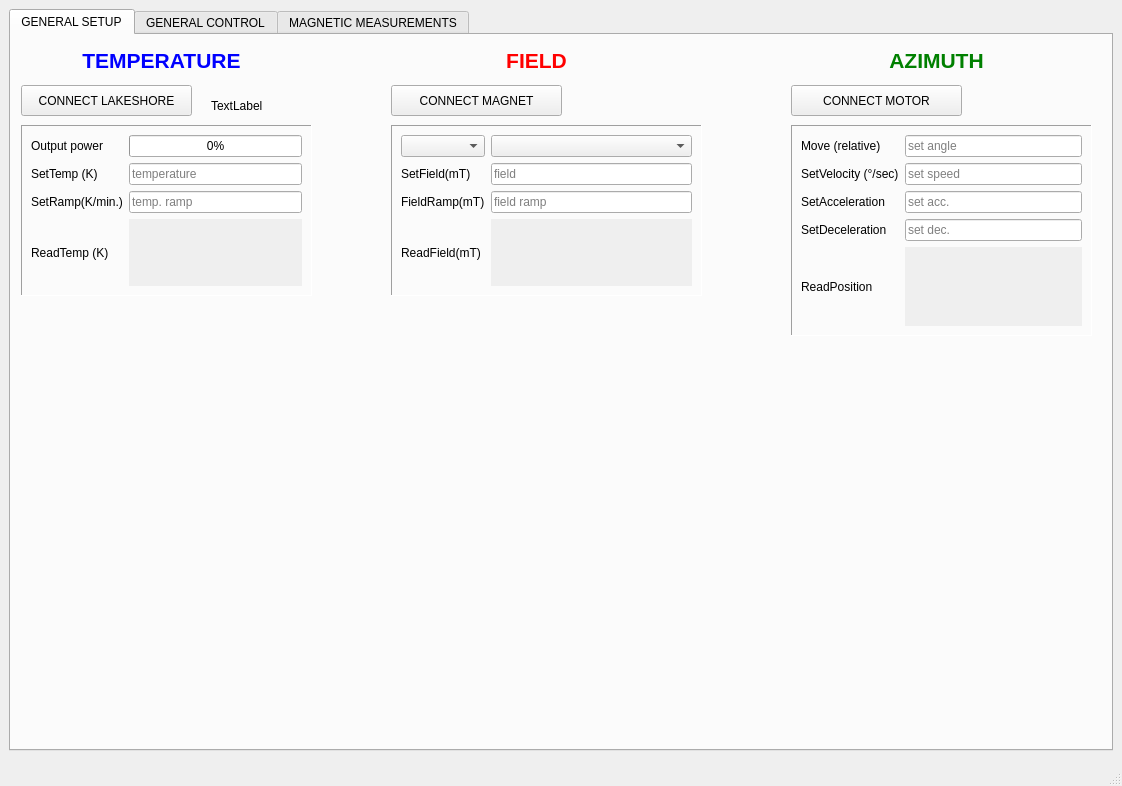
Qt form SolMOKE_GUI.ui (Kensawa94/MOKE_control) before a commit.
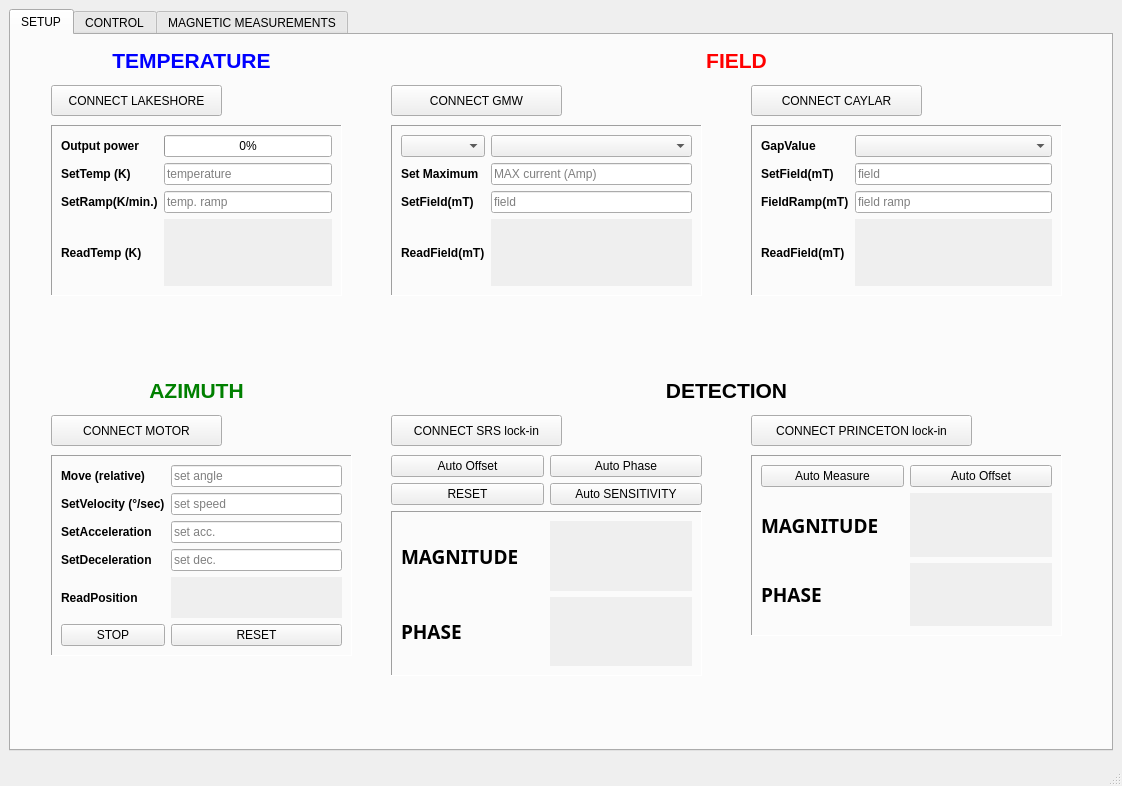
The same form after that commit. Icons and pictures are not drawn. Custom widgets are drawn as their Qt base class.

```diff
--- a/SolMOKE_GUI.ui
+++ b/SolMOKE_GUI.ui
@@ -58,12 +58,12 @@
       </property>
       <widget class="QWidget" name="tab">
        <attribute name="title">
-        <string>GENERAL SETUP</string>
+        <string>SETUP</string>
        </attribute>
        <widget class="QLabel" name="label_6">
         <property name="geometry">
          <rect>
-          <x>60</x>
+          <x>90</x>
           <y>10</y>
           <width>181</width>
           <height>31</height>
@@ -76,7 +76,7 @@
        <widget class="QFrame" name="gridFrame_5">
         <property name="geometry">
          <rect>
-          <x>10</x>
+          <x>40</x>
           <y>90</y>
           <width>291</width>
           <height>171</height>
@@ -94,6 +94,8 @@
            <property name="font">
             <font>
              <pointsize>9</pointsize>
+             <weight>75</weight>
+             <bold>true</bold>
             </font>
            </property>
            <property name="text">
@@ -102,7 +104,15 @@
           </widget>
          </item>
          <item row="5" column="1">
-          <widget class="QLabel" name="readTempLabel_2">
+          <widget class="QLabel" name="readTempSetup">
+           <property name="font">
+            <font>
+             <family>Calibri</family>
+             <pointsize>28</pointsize>
+             <weight>75</weight>
+             <bold>true</bold>
+            </font>
+           </property>
            <property name="autoFillBackground">
             <bool>true</bool>
            </property>
@@ -116,6 +126,8 @@
            <property name="font">
             <font>
              <pointsize>9</pointsize>
+             <weight>75</weight>
+             <bold>true</bold>
             </font>
            </property>
            <property name="text">
@@ -135,6 +147,8 @@
            <property name="font">
             <font>
              <pointsize>9</pointsize>
+             <weight>75</weight>
+             <bold>true</bold>
             </font>
            </property>
            <property name="text">
@@ -157,6 +171,8 @@
            <property name="font">
             <font>
              <pointsize>9</pointsize>
+             <weight>75</weight>
+             <bold>true</bold>
             </font>
            </property>
            <property name="text">
@@ -176,7 +192,7 @@
        <widget class="QPushButton" name="connectLakeshoreBtn">
         <property name="geometry">
          <rect>
-          <x>10</x>
+          <x>40</x>
           <y>50</y>
           <width>171</width>
           <height>31</height>
@@ -189,7 +205,7 @@
        <widget class="QLabel" name="label_16">
         <property name="geometry">
          <rect>
-          <x>460</x>
+          <x>660</x>
           <y>10</y>
           <width>131</width>
           <height>31</height>
@@ -202,8 +218,8 @@
        <widget class="QLabel" name="label_45">
         <property name="geometry">
          <rect>
-          <x>860</x>
-          <y>10</y>
+          <x>120</x>
+          <y>340</y>
           <width>131</width>
           <height>31</height>
          </rect>
@@ -215,10 +231,10 @@
        <widget class="QFrame" name="gridFrame_11">
         <property name="geometry">
          <rect>
-          <x>780</x>
-          <y>90</y>
+          <x>40</x>
+          <y>420</y>
           <width>301</width>
-          <height>211</height>
+          <height>201</height>
          </rect>
         </property>
         <property name="frameShape">
@@ -233,6 +249,8 @@
            <property name="font">
             <font>
              <pointsize>9</pointsize>
+             <weight>75</weight>
+             <bold>true</bold>
             </font>
            </property>
            <property name="text">
@@ -251,7 +269,15 @@
           </widget>
          </item>
          <item row="4" column="1">
-          <widget class="QLabel" name="readPositionLabel_2">
+          <widget class="QLabel" name="readMotPosSetup">
+           <property name="font">
+            <font>
+             <family>Calibri</family>
+             <pointsize>28</pointsize>
+             <weight>75</weight>
+             <bold>true</bold>
+            </font>
+           </property>
            <property name="autoFillBackground">
             <bool>true</bool>
            </property>
@@ -265,6 +291,8 @@
            <property name="font">
             <font>
              <pointsize>9</pointsize>
+             <weight>75</weight>
+             <bold>true</bold>
             </font>
            </property>
            <property name="text">
@@ -287,6 +315,8 @@
            <property name="font">
             <font>
              <pointsize>9</pointsize>
+             <weight>75</weight>
+             <bold>true</bold>
             </font>
            </property>
            <property name="text">
@@ -299,6 +329,8 @@
            <property name="font">
             <font>
              <pointsize>9</pointsize>
+             <weight>75</weight>
+             <bold>true</bold>
             </font>
            </property>
            <property name="text">
@@ -321,6 +353,8 @@
            <property name="font">
             <font>
              <pointsize>9</pointsize>
+             <weight>75</weight>
+             <bold>true</bold>
             </font>
            </property>
            <property name="text">
@@ -341,6 +375,20 @@
            </property>
           </widget>
          </item>
+         <item row="5" column="0">
+          <widget class="QPushButton" name="stopMotSetup">
+           <property name="text">
+            <string>STOP</string>
+           </property>
+          </widget>
+         </item>
+         <item row="5" column="1">
+          <widget class="QPushButton" name="resetMotSetup">
+           <property name="text">
+            <string>RESET</string>
+           </property>
+          </widget>
+         </item>
         </layout>
        </widget>
        <widget class="QPushButton" name="connectMagnetBtn">
@@ -353,14 +401,14 @@
          </rect>
         </property>
         <property name="text">
-         <string>CONNECT MAGNET</string>
+         <string>CONNECT GMW</string>
         </property>
        </widget>
        <widget class="QPushButton" name="connectMotorBtn">
         <property name="geometry">
          <rect>
-          <x>780</x>
-          <y>50</y>
+          <x>40</x>
+          <y>380</y>
           <width>171</width>
           <height>31</height>
          </rect>
@@ -402,8 +450,8 @@
            </property>
           </widget>
          </item>
-         <item row="1" column="1">
-          <widget class="QLineEdit" name="setFieldLine_3">
+         <item row="2" column="1">
+          <widget class="QLineEdit" name="setFieldGMWSetup">
            <property name="placeholderText">
             <string>field</string>
            </property>
@@ -417,6 +465,8 @@
            <property name="font">
             <font>
              <pointsize>9</pointsize>
+             <weight>75</weight>
+             <bold>true</bold>
             </font>
            </property>
            <property name="text">
@@ -424,11 +474,13 @@
            </property>
           </widget>
          </item>
-         <item row="1" column="0">
+         <item row="2" column="0">
           <widget class="QLabel" name="label_18">
            <property name="font">
             <font>
              <pointsize>9</pointsize>
+             <weight>75</weight>
+             <bold>true</bold>
             </font>
            </property>
            <property name="text">
@@ -436,20 +488,65 @@
            </property>
           </widget>
          </item>
-         <item row="2" column="0">
+         <item row="1" column="0">
           <widget class="QLabel" name="label_19">
            <property name="font">
             <font>
              <pointsize>9</pointsize>
+             <weight>75</weight>
+             <bold>true</bold>
             </font>
            </property>
            <property name="text">
-            <string>FieldRamp(mT)</string>
+            <string>Set Maximum</string>
+           </property>
+          </widget>
+         </item>
+         <item row="1" column="1">
+          <widget class="QLineEdit" name="setMaxCurrentGMW">
+           <property name="placeholderText">
+            <string>MAX current (Amp)</string>
+           </property>
+          </widget>
+         </item>
+        </layout>
+       </widget>
+       <widget class="QFrame" name="gridFrame_7">
+        <property name="geometry">
+         <rect>
+          <x>740</x>
+          <y>90</y>
+          <width>311</width>
+          <height>171</height>
+         </rect>
+        </property>
+        <property name="frameShape">
+         <enum>QFrame::Panel</enum>
+        </property>
+        <property name="frameShadow">
+         <enum>QFrame::Sunken</enum>
+        </property>
+        <layout class="QGridLayout" name="gridLayout_10">
+         <item row="3" column="1">
+          <widget class="QLabel" name="readFieldCAYLARSetup">
+           <property name="font">
+            <font>
+             <family>Calibri</family>
+             <pointsize>28</pointsize>
+             <weight>75</weight>
+             <bold>true</bold>
+            </font>
+           </property>
+           <property name="autoFillBackground">
+            <bool>true</bool>
+           </property>
+           <property name="text">
+            <string/>
            </property>
           </widget>
          </item>
          <item row="2" column="1">
-          <widget class="QLineEdit" name="setFieldLine_4">
+          <widget class="QLineEdit" name="setFieldRampCAYLARSetup">
            <property name="text">
             <string/>
            </property>
@@ -458,21 +555,554 @@
            </property>
           </widget>
          </item>
+         <item row="3" column="0">
+          <widget class="QLabel" name="label_20">
+           <property name="font">
+            <font>
+             <pointsize>9</pointsize>
+             <weight>75</weight>
+             <bold>true</bold>
+            </font>
+           </property>
+           <property name="text">
+            <string>ReadField(mT)</string>
+           </property>
+          </widget>
+         </item>
+         <item row="1" column="1">
+          <widget class="QLineEdit" name="setFieldCAYLARSetup">
+           <property name="placeholderText">
+            <string>field</string>
+           </property>
+          </widget>
+         </item>
+         <item row="2" column="0">
+          <widget class="QLabel" name="label_24">
+           <property name="font">
+            <font>
+             <pointsize>9</pointsize>
+             <weight>75</weight>
+             <bold>true</bold>
+            </font>
+           </property>
+           <property name="text">
+            <string>FieldRamp(mT)</string>
+           </property>
+          </widget>
+         </item>
+         <item row="1" column="0">
+          <widget class="QLabel" name="label_21">
+           <property name="font">
+            <font>
+             <pointsize>9</pointsize>
+             <weight>75</weight>
+             <bold>true</bold>
+            </font>
+           </property>
+           <property name="text">
+            <string>SetField(mT)</string>
+           </property>
+          </widget>
+         </item>
+         <item row="0" column="1">
+          <widget class="QComboBox" name="gapValueCAYLARSetup">
+           <property name="statusTip">
+            <string>gap value</string>
+           </property>
+          </widget>
+         </item>
+         <item row="0" column="0">
+          <widget class="QLabel" name="label_27">
+           <property name="font">
+            <font>
+             <pointsize>9</pointsize>
+             <weight>75</weight>
+             <bold>true</bold>
+            </font>
+           </property>
+           <property name="text">
+            <string>GapValue</string>
+           </property>
+          </widget>
+         </item>
         </layout>
        </widget>
-       <widget class="QLabel" name="label_10">
+       <widget class="QPushButton" name="connectCAYLARBtn">
         <property name="geometry">
          <rect>
-          <x>200</x>
-          <y>60</y>
-          <width>65</width>
-          <height>21</height>
+          <x>740</x>
+          <y>50</y>
+          <width>171</width>
+          <height>31</height>
          </rect>
         </property>
         <property name="text">
-         <string>TextLabel</string>
+         <string>CONNECT CAYLAR</string>
         </property>
        </widget>
+       <widget class="QLabel" name="ledLakeshore">
+        <property name="enabled">
+         <bool>false</bool>
+        </property>
+        <property name="geometry">
+         <rect>
+          <x>280</x>
+          <y>50</y>
+          <width>31</width>
+          <height>31</height>
+         </rect>
+        </property>
+        <property name="autoFillBackground">
+         <bool>false</bool>
+        </property>
+        <property name="frameShape">
+         <enum>QFrame::NoFrame</enum>
+        </property>
+        <property name="midLineWidth">
+         <number>0</number>
+        </property>
+        <property name="text">
+         <string/>
+        </property>
+        <property name="pixmap">
+         <pixmap>IMAGES/ledOFF_patrat.png</pixmap>
+        </property>
+        <property name="scaledContents">
+         <bool>true</bool>
+        </property>
+        <property name="margin">
+         <number>0</number>
+        </property>
+       </widget>
+       <widget class="QLabel" name="ledGMW">
+        <property name="enabled">
+         <bool>false</bool>
+        </property>
+        <property name="geometry">
+         <rect>
+          <x>640</x>
+          <y>50</y>
+          <width>31</width>
+          <height>31</height>
+         </rect>
+        </property>
+        <property name="autoFillBackground">
+         <bool>false</bool>
+        </property>
+        <property name="frameShape">
+         <enum>QFrame::NoFrame</enum>
+        </property>
+        <property name="midLineWidth">
+         <number>0</number>
+        </property>
+        <property name="text">
+         <string/>
+        </property>
+        <property name="pixmap">
+         <pixmap>IMAGES/ledOFF_patrat.png</pixmap>
+        </property>
+        <property name="scaledContents">
+         <bool>true</bool>
+        </property>
+        <property name="margin">
+         <number>0</number>
+        </property>
+       </widget>
+       <widget class="QLabel" name="ledCAYLAR">
+        <property name="enabled">
+         <bool>false</bool>
+        </property>
+        <property name="geometry">
+         <rect>
+          <x>1000</x>
+          <y>50</y>
+          <width>31</width>
+          <height>31</height>
+         </rect>
+        </property>
+        <property name="autoFillBackground">
+         <bool>false</bool>
+        </property>
+        <property name="frameShape">
+         <enum>QFrame::NoFrame</enum>
+        </property>
+        <property name="midLineWidth">
+         <number>0</number>
+        </property>
+        <property name="text">
+         <string/>
+        </property>
+        <property name="pixmap">
+         <pixmap>IMAGES/ledOFF_patrat.png</pixmap>
+        </property>
+        <property name="scaledContents">
+         <bool>true</bool>
+        </property>
+        <property name="margin">
+         <number>0</number>
+        </property>
+       </widget>
+       <widget class="QLabel" name="ledMotor">
+        <property name="enabled">
+         <bool>false</bool>
+        </property>
+        <property name="geometry">
+         <rect>
+          <x>290</x>
+          <y>380</y>
+          <width>31</width>
+          <height>31</height>
+         </rect>
+        </property>
+        <property name="autoFillBackground">
+         <bool>false</bool>
+        </property>
+        <property name="frameShape">
+         <enum>QFrame::NoFrame</enum>
+        </property>
+        <property name="midLineWidth">
+         <number>0</number>
+        </property>
+        <property name="text">
+         <string/>
+        </property>
+        <property name="pixmap">
+         <pixmap>IMAGES/ledOFF_patrat.png</pixmap>
+        </property>
+        <property name="scaledContents">
+         <bool>true</bool>
+        </property>
+        <property name="margin">
+         <number>0</number>
+        </property>
+       </widget>
+       <widget class="QLabel" name="label_31">
+        <property name="geometry">
+         <rect>
+          <x>650</x>
+          <y>340</y>
+          <width>131</width>
+          <height>31</height>
+         </rect>
+        </property>
+        <property name="text">
+         <string>&lt;html&gt;&lt;head/&gt;&lt;body&gt;&lt;p align=&quot;center&quot;&gt;&lt;span style=&quot; font-size:16pt; font-weight:600; color:#000000;&quot;&gt;DETECTION&lt;/span&gt;&lt;/p&gt;&lt;/body&gt;&lt;/html&gt;</string>
+        </property>
+       </widget>
+       <widget class="QLabel" name="ledSRS">
+        <property name="enabled">
+         <bool>false</bool>
+        </property>
+        <property name="geometry">
+         <rect>
+          <x>650</x>
+          <y>380</y>
+          <width>31</width>
+          <height>31</height>
+         </rect>
+        </property>
+        <property name="autoFillBackground">
+         <bool>false</bool>
+        </property>
+        <property name="frameShape">
+         <enum>QFrame::NoFrame</enum>
+        </property>
+        <property name="midLineWidth">
+         <number>0</number>
+        </property>
+        <property name="text">
+         <string/>
+        </property>
+        <property name="pixmap">
+         <pixmap>IMAGES/ledOFF_patrat.png</pixmap>
+        </property>
+        <property name="scaledContents">
+         <bool>true</bool>
+        </property>
+        <property name="margin">
+         <number>0</number>
+        </property>
+       </widget>
+       <widget class="QPushButton" name="connectSRSBtn">
+        <property name="geometry">
+         <rect>
+          <x>380</x>
+          <y>380</y>
+          <width>171</width>
+          <height>31</height>
+         </rect>
+        </property>
+        <property name="text">
+         <string>CONNECT SRS lock-in</string>
+        </property>
+       </widget>
+       <widget class="QLabel" name="ledPrinceton">
+        <property name="enabled">
+         <bool>false</bool>
+        </property>
+        <property name="geometry">
+         <rect>
+          <x>1000</x>
+          <y>380</y>
+          <width>31</width>
+          <height>31</height>
+         </rect>
+        </property>
+        <property name="autoFillBackground">
+         <bool>false</bool>
+        </property>
+        <property name="frameShape">
+         <enum>QFrame::NoFrame</enum>
+        </property>
+        <property name="midLineWidth">
+         <number>0</number>
+        </property>
+        <property name="text">
+         <string/>
+        </property>
+        <property name="pixmap">
+         <pixmap>IMAGES/ledOFF_patrat.png</pixmap>
+        </property>
+        <property name="scaledContents">
+         <bool>true</bool>
+        </property>
+        <property name="margin">
+         <number>0</number>
+        </property>
+       </widget>
+       <widget class="QPushButton" name="connectPrincetonBtn">
+        <property name="geometry">
+         <rect>
+          <x>740</x>
+          <y>380</y>
+          <width>221</width>
+          <height>31</height>
+         </rect>
+        </property>
+        <property name="text">
+         <string>CONNECT PRINCETON lock-in</string>
+        </property>
+       </widget>
+       <widget class="QFrame" name="gridFrame_9">
+        <property name="geometry">
+         <rect>
+          <x>740</x>
+          <y>420</y>
+          <width>311</width>
+          <height>181</height>
+         </rect>
+        </property>
+        <property name="frameShape">
+         <enum>QFrame::Panel</enum>
+        </property>
+        <property name="frameShadow">
+         <enum>QFrame::Sunken</enum>
+        </property>
+        <layout class="QGridLayout" name="gridLayout_12">
+         <item row="2" column="1">
+          <widget class="QLabel" name="readPrincexSetup">
+           <property name="font">
+            <font>
+             <family>Calibri</family>
+             <pointsize>28</pointsize>
+             <weight>75</weight>
+             <bold>true</bold>
+            </font>
+           </property>
+           <property name="autoFillBackground">
+            <bool>true</bool>
+           </property>
+           <property name="text">
+            <string/>
+           </property>
+          </widget>
+         </item>
+         <item row="3" column="1">
+          <widget class="QLabel" name="readPrinceySetup">
+           <property name="font">
+            <font>
+             <family>Calibri</family>
+             <pointsize>28</pointsize>
+             <weight>75</weight>
+             <bold>true</bold>
+            </font>
+           </property>
+           <property name="autoFillBackground">
+            <bool>true</bool>
+           </property>
+           <property name="text">
+            <string/>
+           </property>
+          </widget>
+         </item>
+         <item row="0" column="0">
+          <widget class="QPushButton" name="autoMeasPrince">
+           <property name="text">
+            <string>Auto Measure</string>
+           </property>
+          </widget>
+         </item>
+         <item row="0" column="1">
+          <widget class="QPushButton" name="autoOffsetPrince">
+           <property name="text">
+            <string>Auto Offset</string>
+           </property>
+          </widget>
+         </item>
+         <item row="3" column="0">
+          <widget class="QLabel" name="label_38">
+           <property name="font">
+            <font>
+             <family>Optima</family>
+             <pointsize>14</pointsize>
+             <weight>75</weight>
+             <bold>true</bold>
+            </font>
+           </property>
+           <property name="text">
+            <string>PHASE</string>
+           </property>
+          </widget>
+         </item>
+         <item row="2" column="0">
+          <widget class="QLabel" name="label_36">
+           <property name="font">
+            <font>
+             <family>Optima</family>
+             <pointsize>14</pointsize>
+             <weight>75</weight>
+             <bold>true</bold>
+            </font>
+           </property>
+           <property name="text">
+            <string>MAGNITUDE</string>
+           </property>
+          </widget>
+         </item>
+        </layout>
+       </widget>
+       <widget class="QWidget" name="verticalLayoutWidget">
+        <property name="geometry">
+         <rect>
+          <x>380</x>
+          <y>420</y>
+          <width>311</width>
+          <height>221</height>
+         </rect>
+        </property>
+        <layout class="QVBoxLayout" name="verticalLayout">
+         <item>
+          <layout class="QGridLayout" name="gridLayout_13">
+           <item row="0" column="1">
+            <widget class="QPushButton" name="autoOffsetSRS">
+             <property name="text">
+              <string>Auto Phase</string>
+             </property>
+            </widget>
+           </item>
+           <item row="0" column="0">
+            <widget class="QPushButton" name="autoMeasSRS">
+             <property name="text">
+              <string>Auto Offset</string>
+             </property>
+            </widget>
+           </item>
+           <item row="1" column="0">
+            <widget class="QPushButton" name="resetSRS">
+             <property name="text">
+              <string>RESET</string>
+             </property>
+            </widget>
+           </item>
+           <item row="1" column="1">
+            <widget class="QPushButton" name="autoSensSRS">
+             <property name="text">
+              <string>Auto SENSITIVITY</string>
+             </property>
+            </widget>
+           </item>
+          </layout>
+         </item>
+         <item>
+          <widget class="QFrame" name="gridFrame_8">
+           <property name="frameShape">
+            <enum>QFrame::Panel</enum>
+           </property>
+           <property name="frameShadow">
+            <enum>QFrame::Sunken</enum>
+           </property>
+           <layout class="QGridLayout" name="gridLayout_11">
+            <item row="2" column="0">
+             <widget class="QLabel" name="label_35">
+              <property name="font">
+               <font>
+                <family>Optima</family>
+                <pointsize>14</pointsize>
+                <weight>75</weight>
+                <bold>true</bold>
+               </font>
+              </property>
+              <property name="text">
+               <string>MAGNITUDE</string>
+              </property>
+             </widget>
+            </item>
+            <item row="2" column="1">
+             <widget class="QLabel" name="readSRSxSetup">
+              <property name="font">
+               <font>
+                <family>Constantia</family>
+                <pointsize>28</pointsize>
+                <weight>75</weight>
+                <bold>true</bold>
+               </font>
+              </property>
+              <property name="autoFillBackground">
+               <bool>true</bool>
+              </property>
+              <property name="text">
+               <string/>
+              </property>
+             </widget>
+            </item>
+            <item row="3" column="0">
+             <widget class="QLabel" name="label_37">
+              <property name="font">
+               <font>
+                <family>Optima</family>
+                <pointsize>14</pointsize>
+                <weight>75</weight>
+                <bold>true</bold>
+               </font>
+              </property>
+              <property name="text">
+               <string>PHASE</string>
+              </property>
+             </widget>
+            </item>
+            <item row="3" column="1">
+             <widget class="QLabel" name="readSRSySetup">
+              <property name="font">
+               <font>
+                <family>Calibri</family>
+                <pointsize>28</pointsize>
+                <weight>75</weight>
+                <bold>true</bold>
+               </font>
+              </property>
+              <property name="autoFillBackground">
+               <bool>true</bool>
+              </property>
+              <property name="text">
+               <string/>
+              </property>
+             </widget>
+            </item>
+           </layout>
+          </widget>
+         </item>
+        </layout>
+       </widget>
       </widget>
       <widget class="QWidget" name="tabTimescan">
        <property name="sizePolicy">
@@ -506,7 +1136,7 @@
         <bool>false</bool>
        </property>
        <attribute name="title">
-        <string>GENERAL CONTROL</string>
+        <string>CONTROL</string>
        </attribute>
        <widget class="QFrame" name="gridFrame">
         <property name="geometry">
```
Left out of the diff: 328 changed lines with no effect on the pictures.
